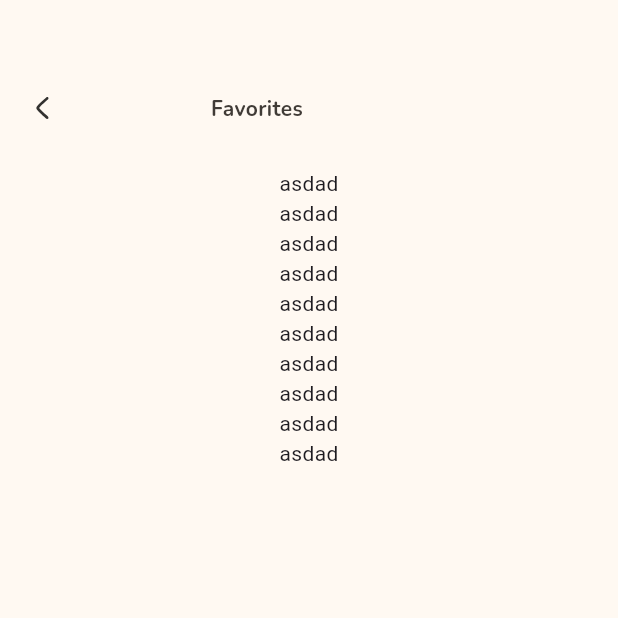
After one commit to Mahmoud-ElShorbagy/candy_buy, a Flutter app: the FavoritesPageView screen opened directly, on a phone screen of 412 x 824 dp, the top half of it. The commit adds this screen. Run offline on Flutter 3.47's test engine with Material 3 defaults, Android fonts, the phone set to English and light mode, and no system bars; our stand-ins replace cloud_firestore, equatable, firebase_auth, firebase_core, flutter_bloc, flutter_svg; accounts and stored records are empty.

Commit message:
update 1 file and create 1 file

```diff
--- a/lib/core/route_utils/route_generator.dart
+++ b/lib/core/route_utils/route_generator.dart
@@ -13,6 +13,7 @@ import '../../auth/login/view.dart';
 import '../../auth/register/candy_gate/view.dart';
 import '../../auth/register/register_page/view.dart';
 import '../../auth/register/register_name/view.dart';
+import '../../views/view_candy/favorites_page/view.dart';
 import '../../views/walk_through/view.dart';
 import '../../views/view_candy/cake_category/view.dart';
 import '../../views/view_candy/candyfair_category/veiw.dart';
@@ -84,6 +85,10 @@ class RouteGenerator {
         return MaterialPageRoute(
           builder: (context) => const HotChocolateCategoryView(),
         );
+      case RouteNames.favoritesPage:
+        return MaterialPageRoute(
+          builder: (context) => const FavoritesPageView(),
+        );
       default:
         return MaterialPageRoute(builder: (context) => const WalkthroughView());
     }
--- /dev/null
+++ b/lib/views/view_candy/favorites_page/view.dart
@@ -0,0 +1,26 @@
+import 'package:flutter/material.dart';
+
+import '../../../core/helpers/app_colors.dart';
+import '../header_nav/veiw.dart';
+
+class FavoritesPageView extends StatelessWidget {
+  const FavoritesPageView({super.key});
+
+  @override
+  Widget build(BuildContext context) {
+    return Scaffold(
+        backgroundColor: AppColors.primaryColor,
+        body: Column(crossAxisAlignment: CrossAxisAlignment.start, children: [
+          HeaderNav(
+            title: "Favorites",
+          ),
+          Expanded(
+            child: ListView.builder(
+                itemCount: 10,
+                itemBuilder: (context, index) {
+                  return const Center(child: Text("asdad"));
+                }),
+          ),
+        ]));
+  }
+}
```
